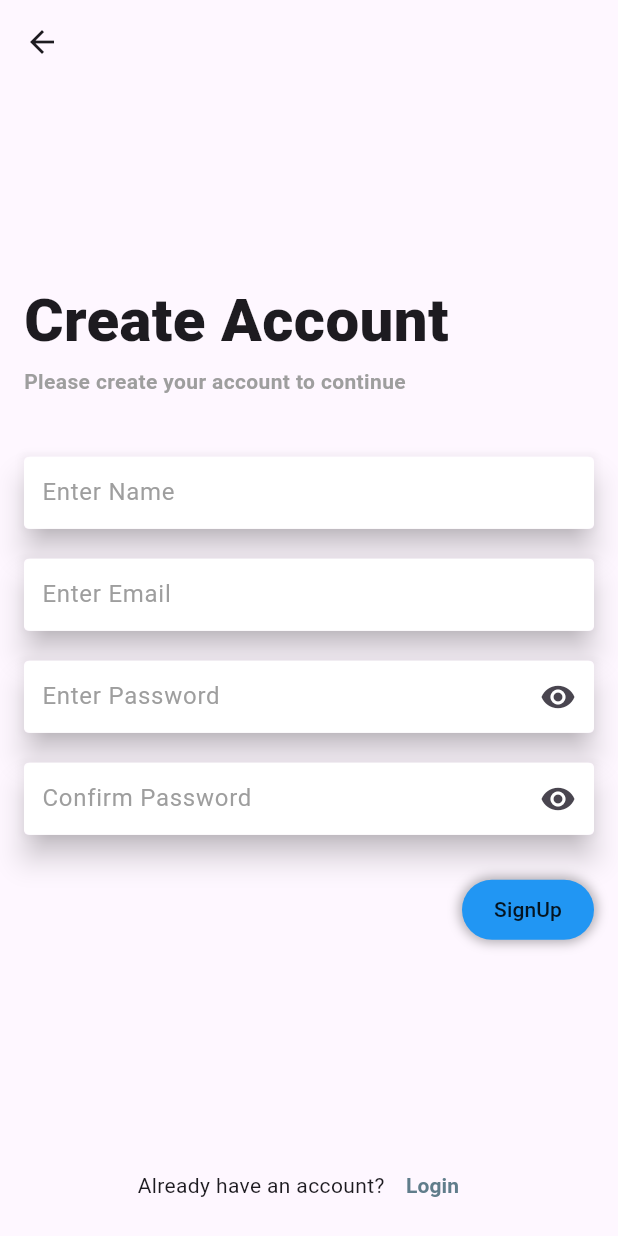
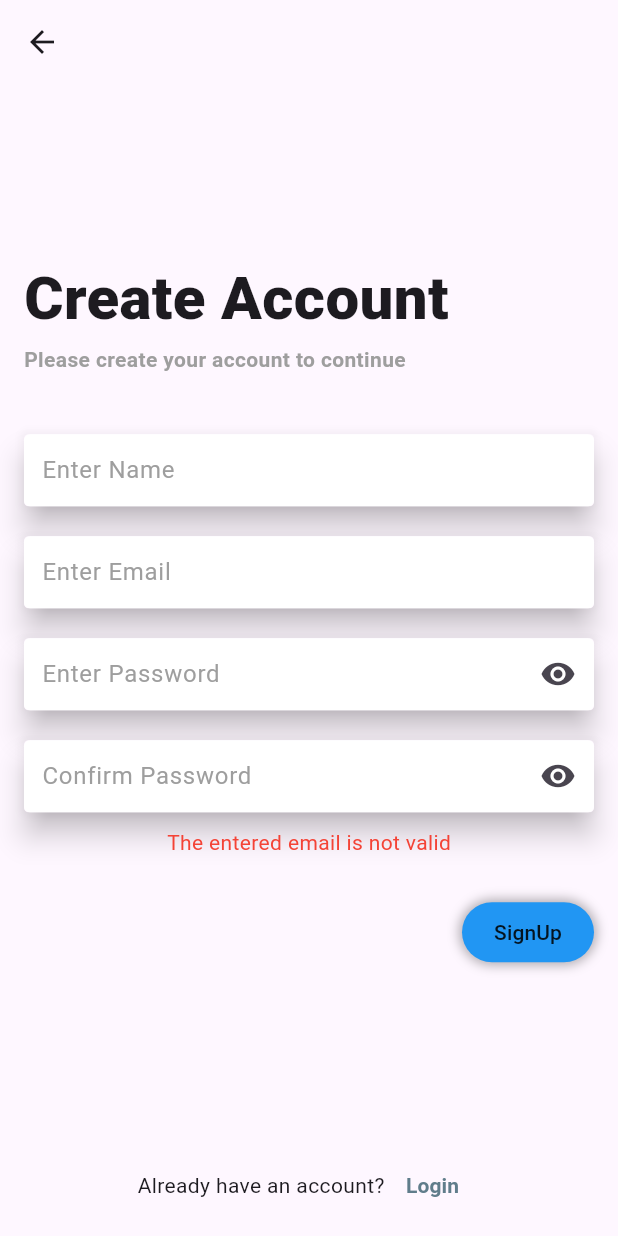
Before and after one commit to YogeshPeriyasamy/todoApp, a Flutter app: the screen it shows after launch, after a tap on "Sign Up", after a tap on "SignUp", on a phone screen of 412 x 824 dp. Run offline on Flutter 3.47's test engine with Material 3 defaults, Android fonts, the phone set to English and light mode, and no system bars; our stand-ins replace flutter_dotenv, shared_preferences, stacked, stacked_services, stacked_shared, supabase_flutter; accounts and stored records are empty; network calls fail.

Commit message:
login and signup completed

```diff
--- a/lib/main.dart
+++ b/lib/main.dart
@@ -5,14 +5,16 @@ import 'package:realtodo/app/app.locator.dart';
 import 'package:realtodo/app/app.router.dart';
 import 'package:stacked_services/stacked_services.dart';
 import 'package:supabase_flutter/supabase_flutter.dart';
+import 'package:flutter_dotenv/flutter_dotenv.dart';
 
 Future<void> main() async {
   WidgetsFlutterBinding.ensureInitialized();
+  await dotenv.load(fileName: ".env");
   await Supabase.initialize(
-    url: 'https://bthrfljhipdjyezmqwhl.supabase.co',
-    anonKey:
-        'eyJhbGciOiJIUzI1NiIsInR5cCI6IkpXVCJ9.eyJpc3MiOiJzdXBhYmFzZSIsInJlZiI6ImJ0aHJmbGpoaXBkanllem1xd2hsIiwicm9sZSI6ImFub24iLCJpYXQiOjE3NjQyMzI4NjcsImV4cCI6MjA3OTgwODg2N30.VCo6BE7DOH1lMR5UROU6hwjqhTa91xjGty8NXTdqog8',
+    url: dotenv.get('supaBaseUrl'),
+    anonKey: dotenv.get('anonKey'),
   );
+
   await setupLocator();
   setupDialogUi();
   setupBottomSheetUi();
--- a/lib/ui/views/login/login_view.dart
+++ b/lib/ui/views/login/login_view.dart
@@ -62,9 +62,10 @@ class LoginView extends StackedView<LoginViewModel> {
                       borderRadius: BorderRadiusGeometry.circular(3)),
                   child: TextField(
                       controller: viewModel.passwordController,
+                      obscureText: !viewModel.ispasswordVisible,
                       decoration: InputDecoration(
-                          border:
-                              const OutlineInputBorder(borderSide: BorderSide.none),
+                          border: const OutlineInputBorder(
+                              borderSide: BorderSide.none),
                           contentPadding: const EdgeInsets.all(8),
                           filled: true,
                           fillColor: Colors.white,
@@ -73,7 +74,20 @@ class LoginView extends StackedView<LoginViewModel> {
                               onPressed: () {
                                 viewModel.togglePasswordVisiblity();
                               },
-                              icon: const Icon(Icons.visibility)))),
+                              icon: Icon(viewModel.ispasswordVisible
+                                  ? Icons.visibility_off
+                                  : Icons.visibility)))),
+                ),
+                if (viewModel.formMessage.isNotEmpty)
+                  SizedBox(
+                    height: 10,
+                  ),
+                Align(
+                  alignment: Alignment.center,
+                  child: Text(
+                    viewModel.formMessage,
+                    style: TextStyle(color: Colors.red),
+                  ),
                 ),
                 const SizedBox(
                   height: 30,
@@ -91,10 +105,18 @@ class LoginView extends StackedView<LoginViewModel> {
                               blurRadius: 6)
                         ]),
                     height: 40,
-                    child: MaterialButton(
-                      onPressed: () {},
-                      child: const Text("Login"),
-                    ),
+                    child: viewModel.isBusy
+                        ? const SizedBox(
+                            height: 1,
+                            child: LinearProgressIndicator(
+                              color: Colors.blue,
+                            ))
+                        : MaterialButton(
+                            onPressed: () {
+                              viewModel.logIn();
+                            },
+                            child: const Text("Login"),
+                          ),
                   ),
                 ),
               ],
--- a/lib/ui/views/login/login_viewmodel.dart
+++ b/lib/ui/views/login/login_viewmodel.dart
@@ -3,13 +3,18 @@ import 'package:realtodo/app/app.locator.dart';
 import 'package:realtodo/app/app.router.dart';
 import 'package:stacked/stacked.dart';
 import 'package:stacked_services/stacked_services.dart';
+import 'package:supabase_flutter/supabase_flutter.dart';
 
 class LoginViewModel extends BaseViewModel {
   final emailController = TextEditingController();
   final passwordController = TextEditingController();
   final navService = locator<NavigationService>();
 
+  final supaBase = Supabase.instance.client;
+
   bool ispasswordVisible = false;
+
+  String formMessage = "";
 
   void navToSignup() {
     navService.replaceWithSignUpView();
@@ -19,4 +24,30 @@ class LoginViewModel extends BaseViewModel {
     ispasswordVisible = !ispasswordVisible;
     notifyListeners();
   }
+
+  Future<void> logIn() async {
+    setBusy(true);
+    try {
+      print("trying to log in");
+      final email = emailController.text.trim();
+      final password = passwordController.text.trim();
+
+      //login auth
+      final response = await supaBase.auth
+          .signInWithPassword(password: password, email: email);
+
+      if (response.user != null) {
+        print("succesfully logged in ${response.user}");
+        setBusy(false);
+        navService.replaceWithDashboardView();
+      }
+    } on AuthException catch (err) {
+      if (err.message.contains("Email not confirmed")) {
+        formMessage = "Please confirm your mail before logging in";
+      } else {
+        print("Supabase auth failed with $err");
+      }
+      setBusy(false);
+    }
+  }
 }
--- a/lib/ui/views/sign_up/sign_up_view.dart
+++ b/lib/ui/views/sign_up/sign_up_view.dart
@@ -102,7 +102,9 @@ class SignUpView extends StackedView<SignUpViewModel> {
                               onPressed: () {
                                 viewModel.togglePasswordVisible();
                               },
-                              icon: Icon(Icons.visibility)))),
+                              icon: Icon(viewModel.isPasswordVisible
+                                  ? Icons.visibility_off
+                                  : Icons.visibility)))),
                 ),
                 const SizedBox(
                   height: 20,
@@ -127,7 +129,23 @@ class SignUpView extends StackedView<SignUpViewModel> {
                               onPressed: () {
                                 viewModel.toggleConfirmpasswordVisible();
                               },
-                              icon: const Icon(Icons.visibility)))),
+                              icon: Icon(viewModel.isConfirmPasswordVisible
+                                  ? Icons.visibility_off
+                                  : Icons.visibility)))),
+                ),
+                if (viewModel.formMessage.isNotEmpty)
+                  SizedBox(
+                    height: 10,
+                  ),
+                Align(
+                  alignment: Alignment.center,
+                  child: Text(
+                    viewModel.formMessage,
+                    style: TextStyle(
+                        color: viewModel.formMessage == "Sucessfully SignedUp!"
+                            ? Colors.green
+                            : Colors.red),
+                  ),
                 ),
                 const SizedBox(
                   height: 30,
@@ -145,10 +163,18 @@ class SignUpView extends StackedView<SignUpViewModel> {
                               blurRadius: 6)
                         ]),
                     height: 40,
-                    child: MaterialButton(
-                      onPressed: () {},
-                      child: const Text("SignUp"),
-                    ),
+                    child: viewModel.isBusy
+                        ? const SizedBox(
+                            height: 1,
+                            child: LinearProgressIndicator(
+                              color: Colors.blue,
+                            ))
+                        : MaterialButton(
+                            onPressed: () {
+                              viewModel.signUp();
+                            },
+                            child: const Text("SignUp"),
+                          ),
                   ),
                 ),
               ],
--- a/lib/ui/views/sign_up/sign_up_viewmodel.dart
+++ b/lib/ui/views/sign_up/sign_up_viewmodel.dart
@@ -3,6 +3,7 @@ import 'package:realtodo/app/app.locator.dart';
 import 'package:realtodo/app/app.router.dart';
 import 'package:stacked/stacked.dart';
 import 'package:stacked_services/stacked_services.dart';
+import 'package:supabase_flutter/supabase_flutter.dart';
 
 class SignUpViewModel extends BaseViewModel {
   final navService = locator<NavigationService>();
@@ -11,6 +12,10 @@ class SignUpViewModel extends BaseViewModel {
   final passwordController = TextEditingController();
   final nameController = TextEditingController();
   final confirmPasswordController = TextEditingController();
+
+  final supaBase = Supabase.instance.client;
+
+  String formMessage = "";
 
   bool isPasswordVisible = false;
   bool isConfirmPasswordVisible = false;
@@ -28,4 +33,61 @@ class SignUpViewModel extends BaseViewModel {
     isConfirmPasswordVisible = !isConfirmPasswordVisible;
     notifyListeners();
   }
+
+  Future<void> signUp() async {
+    setBusy(true);
+    try {
+      String name = nameController.text;
+      String email = emailController.text;
+      String password = passwordController.text;
+      String confirmPassword = confirmPasswordController.text;
+
+      bool isFormValid = await validateform(email, password, confirmPassword);
+      print(isFormValid);
+      if (isFormValid == true) {
+        print("form is valid");
+
+        //using supabase to add user
+        final response = await supaBase.auth
+            .signUp(password: password, email: email, data: {"name": name});
+
+        if (response.user != null) {
+          print("signUp succesful ${response.user}");
+          formMessage = "Sucessfully SignedUp!";
+          nameController.clear();
+          emailController.clear();
+          passwordController.clear();
+          confirmPasswordController.clear();
+          setBusy(false);
+          notifyListeners();
+          // navService.replaceWithLoginView();
+        }
+      } else {
+        setBusy(false);
+        print(formMessage);
+        print("form is not valid");
+      }
+    } catch (err) {
+      setBusy(false);
+      formMessage = "Can't signUp please try again";
+      print("error in supabase signup page $err");
+    }
+  }
+
+  bool validateform(String email, String password, String confirmPassword) {
+    if (!email.contains("@") || !email.contains(".")) {
+      formMessage = "The entered email is not valid";
+    } else if (password.length < 6) {
+      formMessage = "Password is not strong";
+    } else if (password != confirmPassword) {
+      formMessage = "Password and Confirm Password mismatched";
+    } else {
+      formMessage = "";
+    }
+    notifyListeners();
+    return email.contains("@") &&
+        email.contains(".") &&
+        password.length >= 6 &&
+        password == confirmPassword;
+  }
 }
--- a/pubspec.yaml
+++ b/pubspec.yaml
@@ -9,6 +9,8 @@ environment:
 dependencies:
   flutter:
     sdk: flutter
+
+  flutter_dotenv: ^5.1.0
   stacked: ^3.4.0
   stacked_services: ^1.1.0
   shared_preferences: ^2.0.15
@@ -25,3 +27,6 @@ dev_dependencies:
 
 flutter:
   uses-material-design: true
+
+  assets:
+    - .env
```
Also changed, not shown: pubspec.lock, 1 other file.
